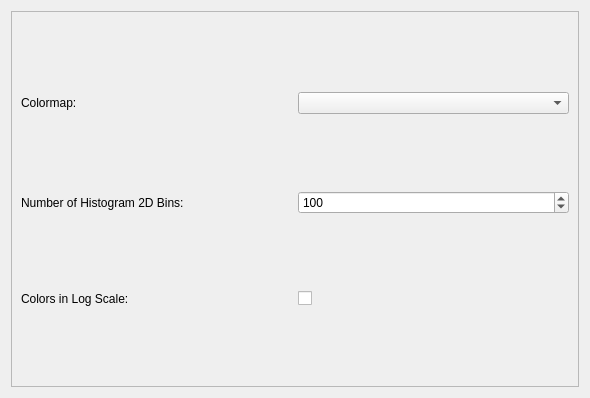
Qt form src/napari_phasors/ui/plotter_inputs_widget_extra.ui (napari-phasors/napari-phasors) before a commit.
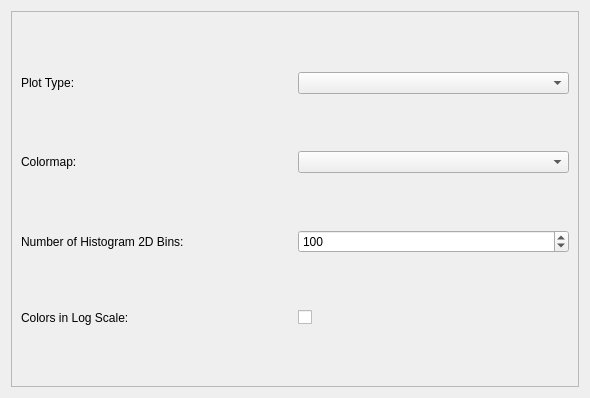
The same form after that commit.

Commit message: Add plot type back

```diff
--- a/src/napari_phasors/ui/plotter_inputs_widget_extra.ui
+++ b/src/napari_phasors/ui/plotter_inputs_widget_extra.ui
@@ -35,28 +35,41 @@
        </rect>
       </property>
       <layout class="QGridLayout" name="gridLayout">
-       <item row="3" column="0">
+       <item row="4" column="1">
+        <widget class="QCheckBox" name="log_scale_checkbox">
+         <property name="text">
+          <string/>
+         </property>
+        </widget>
+       </item>
+       <item row="4" column="0">
         <widget class="QLabel" name="label_4">
          <property name="text">
           <string>Colors in Log Scale:</string>
          </property>
         </widget>
        </item>
-       <item row="2" column="0">
-        <widget class="QLabel" name="label_3">
-         <property name="text">
-          <string>Number of Histogram 2D Bins:</string>
-         </property>
-        </widget>
+       <item row="0" column="1">
+        <widget class="QComboBox" name="plot_type_combobox"/>
        </item>
        <item row="0" column="0">
+        <widget class="QLabel" name="label_2">
+         <property name="text">
+          <string>Plot Type:</string>
+         </property>
+        </widget>
+       </item>
+       <item row="1" column="1">
+        <widget class="QComboBox" name="colormap_combobox"/>
+       </item>
+       <item row="1" column="0">
         <widget class="QLabel" name="label">
          <property name="text">
           <string>Colormap:</string>
          </property>
         </widget>
        </item>
-       <item row="2" column="1">
+       <item row="3" column="1">
         <widget class="QSpinBox" name="number_of_bins_spinbox">
          <property name="minimum">
           <number>2</number>
@@ -69,16 +82,13 @@
          </property>
         </widget>
        </item>
-       <item row="3" column="1">
-        <widget class="QCheckBox" name="log_scale_checkbox">
+       <item row="3" column="0">
+        <widget class="QLabel" name="label_3">
          <property name="text">
-          <string/>
+          <string>Number of Histogram 2D Bins:</string>
          </property>
         </widget>
        </item>
-       <item row="0" column="1">
-        <widget class="QComboBox" name="colormap_combobox"/>
-       </item>
       </layout>
      </widget>
     </widget>
```
